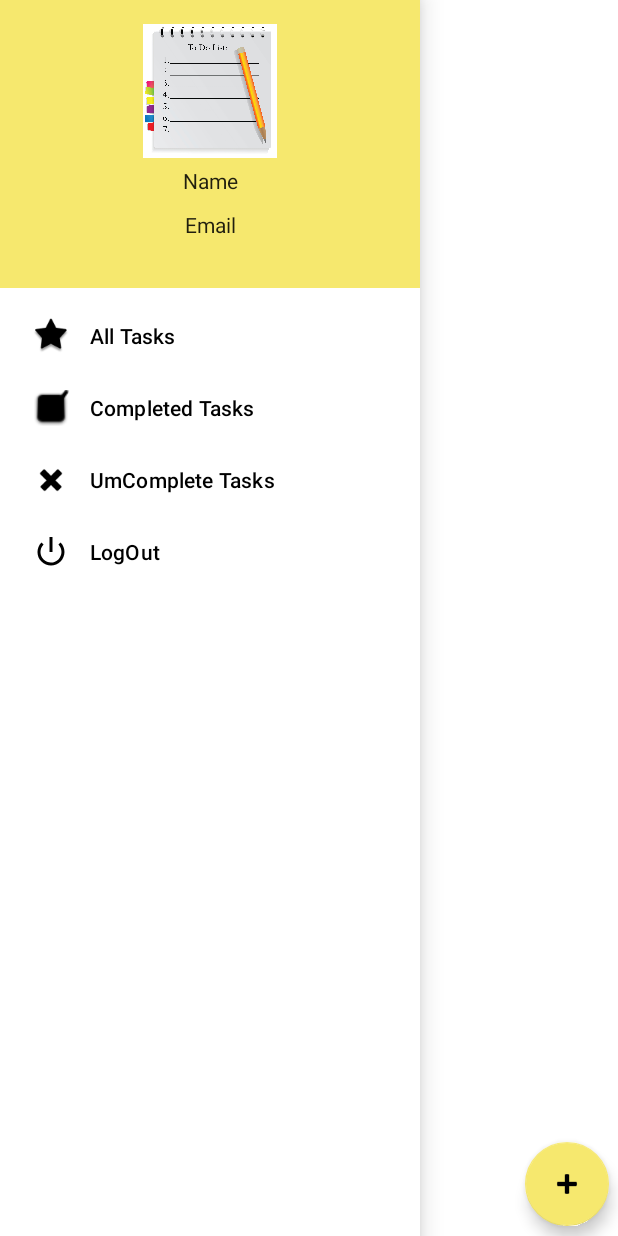
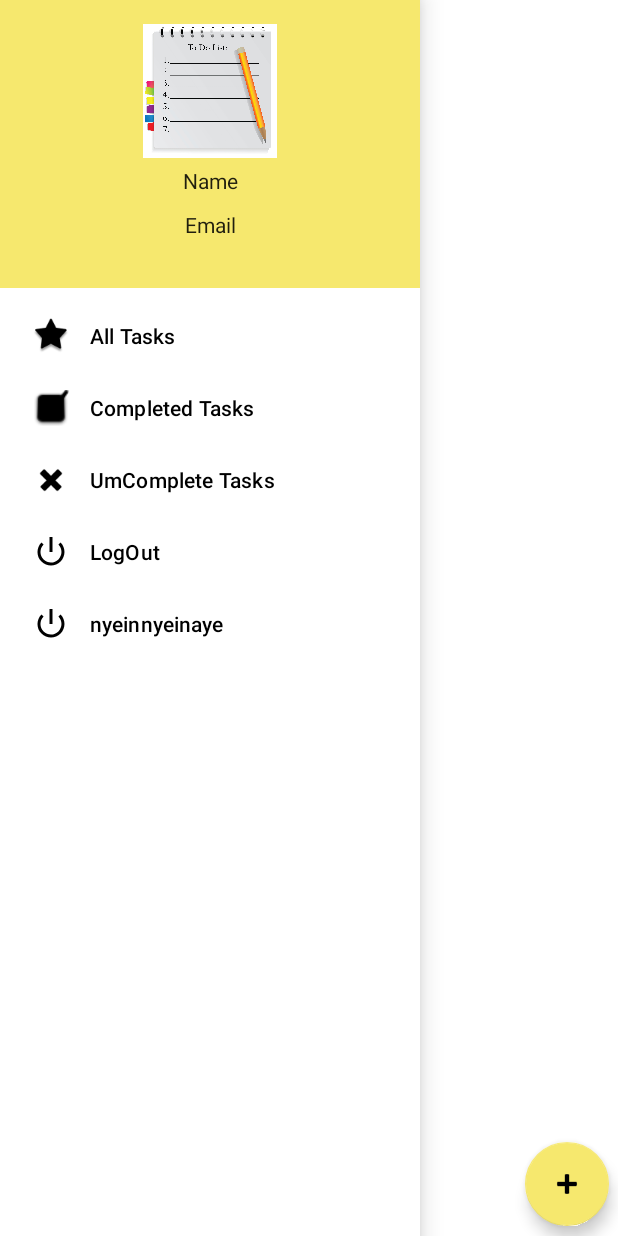
Before and after one commit to NyeinNyeinAye769/ToDoLists, an Android app: the HomeFragment screen opened through its navigation route, with the side drawer open, on a phone screen of 412 x 824 dp. Run offline under Robolectric (Android 15) with nearby library versions, the light colour scheme and no system bars; our stand-ins replace Dagger/Hilt's generated code, Room's generated code, data binding, navigation-ui; libraries missing offline, so code that uses them is left out: androidx.hilt.lifecycle.

Commit message:
#1 add nyeinnyeinaye

```diff
--- a/ToDoLists/app/src/main/res/menu/drawer_actions.xml
+++ b/ToDoLists/app/src/main/res/menu/drawer_actions.xml
@@ -32,4 +32,8 @@
         android:id="@+id/logout"
         android:icon="@android:drawable/ic_lock_power_off"
         android:title="@string/logout" />
+    <item
+        android:id="@+id/todo1"
+        android:icon="@android:drawable/ic_lock_power_off"
+        android:title="nyeinnyeinaye" />
 </menu>
```
Also changed, not shown: 1 other file.
